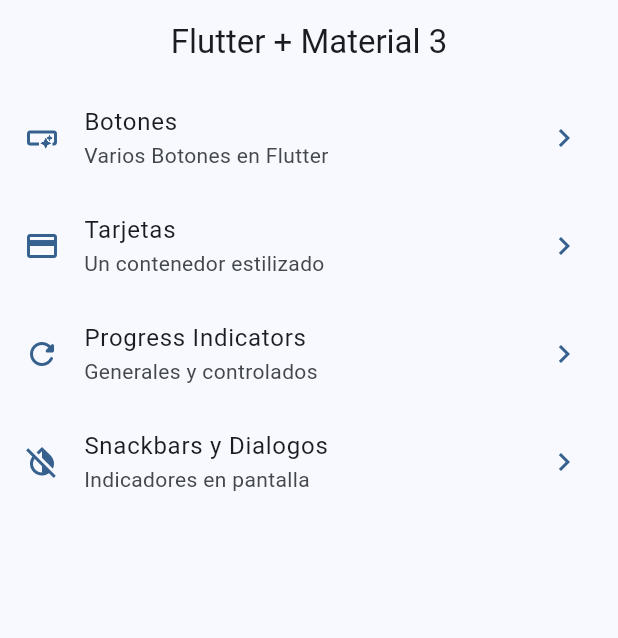
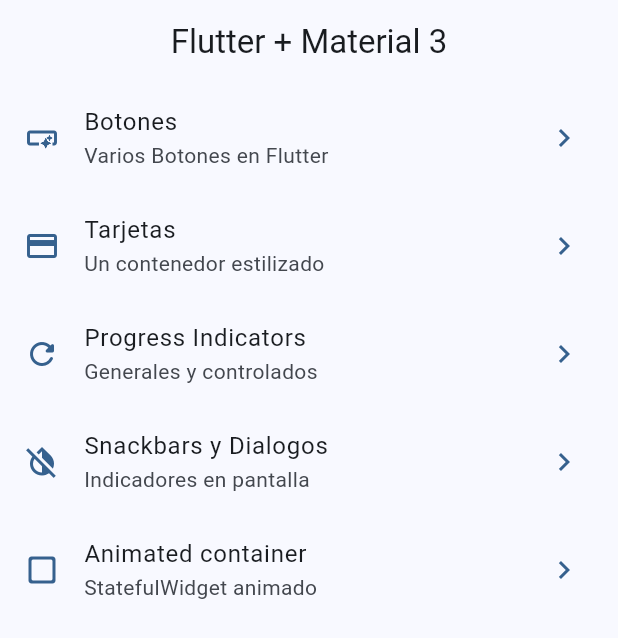
Before and after one commit to SwB15/widgets_app, a Flutter app: the screen it shows after launch, on a phone screen of 412 x 824 dp. Shown: the top 638 px of the screen. Run offline on Flutter 3.47's test engine with Material 3 defaults, Android fonts, the phone set to English and light mode, and no system bars; our stand-ins replace go_router.

Commit message:
Animated containers terminado

```diff
--- a/lib/config/menu/menu_items.dart
+++ b/lib/config/menu/menu_items.dart
@@ -38,4 +38,10 @@ const appMenuItems = <MenuItem>[
     link: '/snackbar',
     icon: Icons.invert_colors_off_outlined,
   ),
+  MenuItem(
+    title: 'Animated container',
+    subtitle: 'StatefulWidget animado',
+    link: '/animated',
+    icon: Icons.check_box_outline_blank_rounded,
+  ),
 ];
--- a/lib/config/router/app_router.dart
+++ b/lib/config/router/app_router.dart
@@ -29,5 +29,10 @@ final appRouter = GoRouter(
       name: SnackbarScreen.name,
       builder: (context, state) => const SnackbarScreen(),
     ),
+    GoRoute(
+      path: '/animated',
+      name: AnimatedScreen.name,
+      builder: (context, state) => const AnimatedScreen(),
+    ),
   ],
 );
```
Also changed, not shown: lib/presentation/screens/animated/animated_screen.dart (+45 -2 lines).
